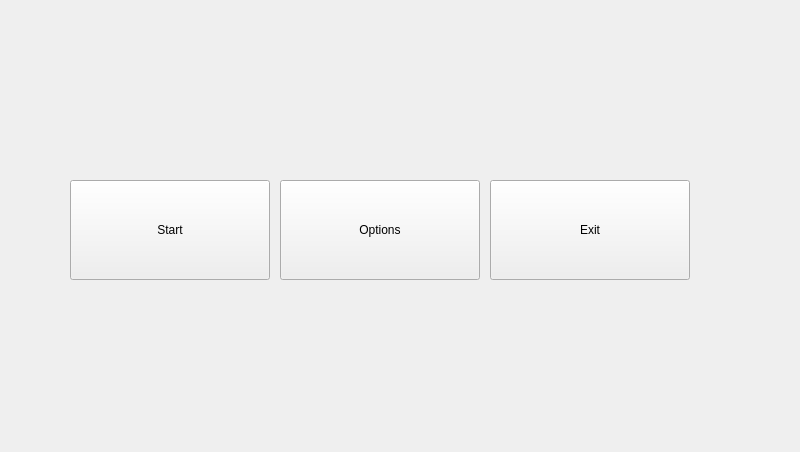
MohamESalem/Clash-of-Clans-QT, file menu.ui: the form before one commit.
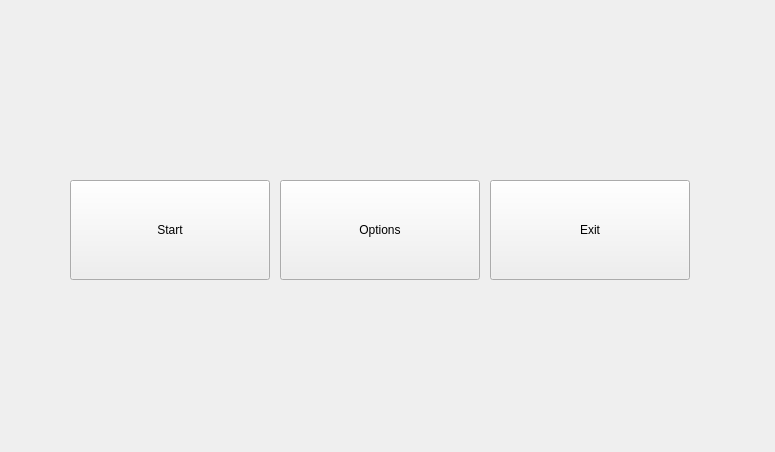
The form after the commit.

The edit to the form file:
```diff
--- a/menu.ui
+++ b/menu.ui
@@ -6,7 +6,7 @@
    <rect>
     <x>0</x>
     <y>0</y>
-    <width>800</width>
+    <width>775</width>
     <height>452</height>
    </rect>
   </property>
```
